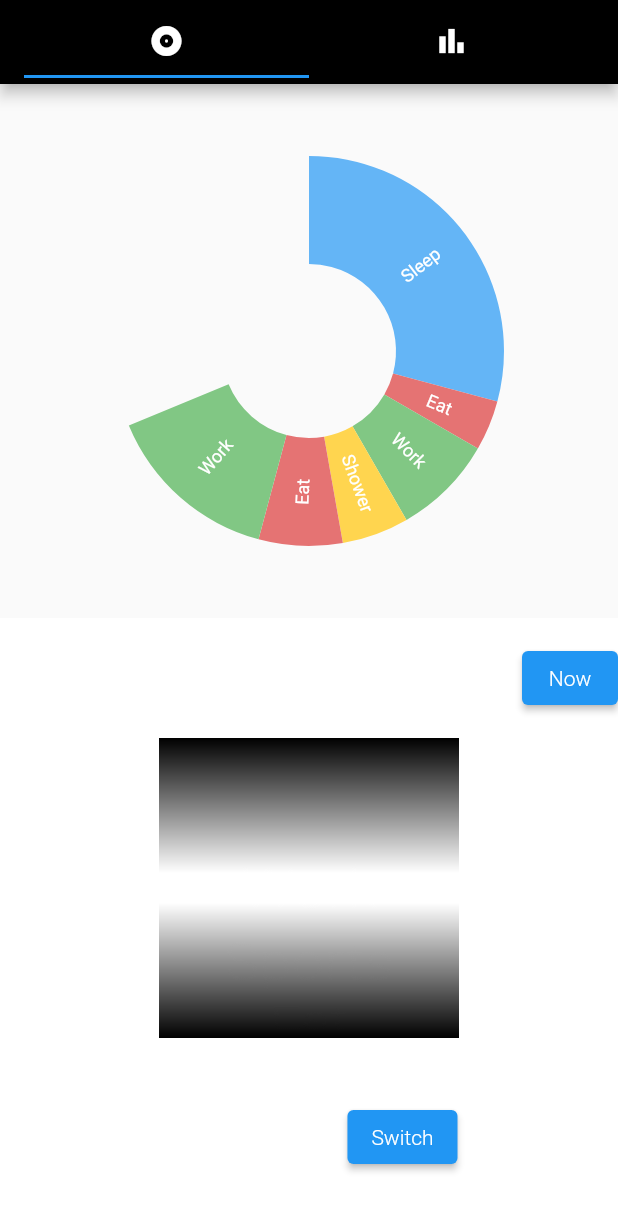
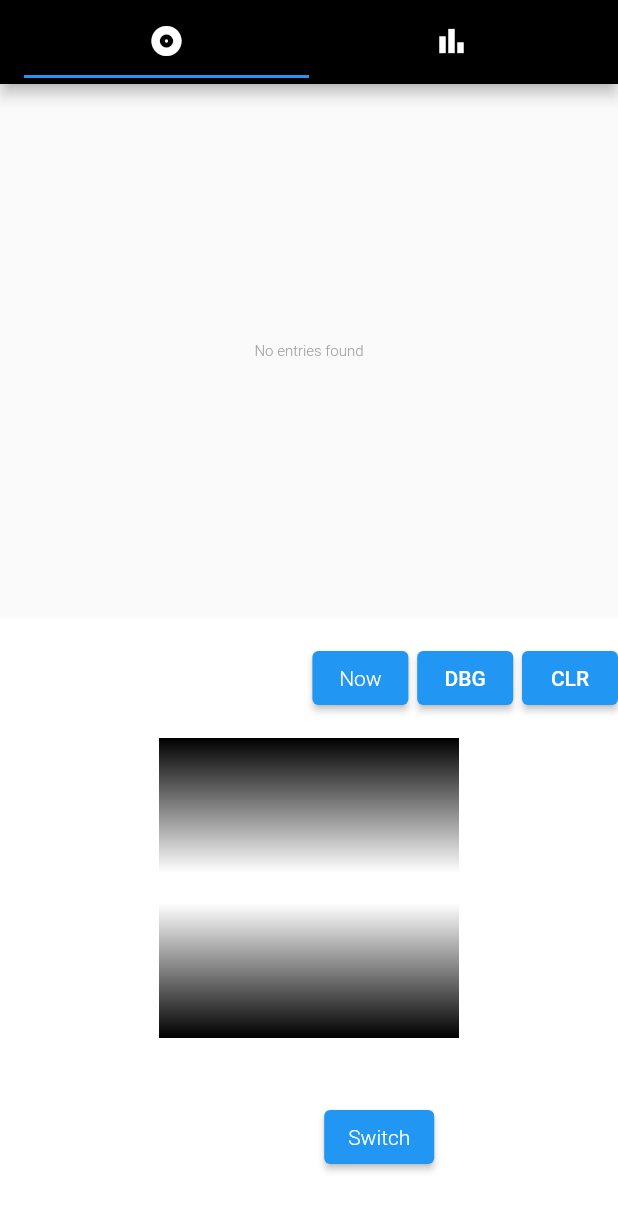
Before and after one commit to coffeecoding/EazyTime, a Flutter app: the screen it shows after launch, on a phone screen of 412 x 824 dp. Shown: the top 1211 px of the screen. Run offline on Flutter 3.47's test engine with Material 2 defaults, Android fonts, the phone set to English and light mode, and no system bars; our stand-ins replace charts_flutter.

```diff
--- a/lib/main.dart
+++ b/lib/main.dart
@@ -34,7 +34,7 @@ class MyHomePage extends StatefulWidget {
   final String title;
 
   @override
-  _MyHomePageState createState() => _MyHomePageState.withSampleData();
+  _MyHomePageState createState() => _MyHomePageState();
 }
 
 class _MyHomePageState extends State<MyHomePage> {
@@ -46,8 +46,8 @@ class _MyHomePageState extends State<MyHomePage> {
     _entries = mysamples.SampleData.getSampleEntries();
   }
 
-  int _hour = 12;
-  int _minute = 34;
+  int _hour = 0;
+  int _minute = 0;
   TextEditingController _textController = TextEditingController();
   int _selectedActivityIndex = 0;
   PageController _pageController = PageController(initialPage: 1);
@@ -136,12 +136,10 @@ class _MyHomePageState extends State<MyHomePage> {
                         children: [
                           Container(
                             height: 80,
+                            padding: EdgeInsets.symmetric(horizontal: 8.0),
                             child: buildStartTime(context),
                           ),
-                          Padding(
-                            padding:
-                                const EdgeInsets.symmetric(horizontal: 10.0),
-                            child: TextButton(
+                          TextButton(
                               child: Text('Set', style: ButtonTextStyle()),
                               onPressed: () async {
                                 TimeOfDay? picked = await showTimePicker(
@@ -152,7 +150,6 @@ class _MyHomePageState extends State<MyHomePage> {
                                 _minute = picked.minute;
                                 setState(() {});
                               }),
-                          ),
                           ElevatedButton(
                               onPressed: () {
                                 TimeOfDay time = TimeOfDay.now();
@@ -160,7 +157,18 @@ class _MyHomePageState extends State<MyHomePage> {
                                 _minute = time.minute;
                                 setState(() {});
                               },
-                              child: Text('Now', style: ButtonTextStyle()))
+                              child: Text('Now', style: ButtonTextStyle())),
+                          ElevatedButton(
+                              onPressed: () {
+                                showDebugInfo(context);
+                              },
+                              child: Text('DBG')),
+                          ElevatedButton(
+                              onPressed: () {
+                                _entries.clear();
+                                setState(() { });
+                              },
+                              child: Text('CLR'))
                         ]),
                     Row(
                       mainAxisAlignment: MainAxisAlignment.spaceEvenly,
@@ -195,7 +203,7 @@ class _MyHomePageState extends State<MyHomePage> {
                         mainAxisAlignment: MainAxisAlignment.center,
                         children: [
                           TextButton(
-                              child: Text('Manage Activities',
+                              child: Text('My Activities',
                                   style: ButtonTextStyle()),
                               onPressed: () => {
                                     Navigator.push(
@@ -218,14 +226,20 @@ class _MyHomePageState extends State<MyHomePage> {
                                   String _selectedActivity =
                                       _activities[_selectedActivityIndex];
                                   // If selected Time is in future alert User
-                                  if (_now.isBefore(_selTime)) {
+                                  String _info = '';
+                                  if (_now.isBefore(_selTime))
+                                    _info = 'Start time lies in the future!';
+                                  else if (_entries.isEmpty && _selTime.isAfter(TimeOfDay(hour: 0, minute: 0)))
+                                    _info = 'First entry needs to start at 00:00!';
+                                  else if (_entries.isNotEmpty && _selTime.isAfter(_entries.last.end!))
+                                    _info = 'Start time can\'t be after the end of the last entry!';
+                                  if (_info.isNotEmpty) {
                                     showDialog(
                                         context: context,
                                         builder: (BuildContext context) {
                                           return AlertDialog(
                                             title: Text('Info'),
-                                            content: Text(
-                                                'Selected time lies in the future!'),
+                                            content: Text(_info),
                                             actions: [
                                               ElevatedButton(
                                                   onPressed: () {
@@ -241,22 +255,39 @@ class _MyHomePageState extends State<MyHomePage> {
                                   // Check if selected Time is within a different entry
                                   int _idx = isWithinPreviousEntry(_selTime);
                                   if (_idx >= 0) {
-                                    // adjust entries accordingly, i.e. split the one its in
-                                    _entries[_idx].end = _selTime;
-                                    // remove all later entries
+                                    Activity _prevEntry = _entries[_idx];
+
+                                    if (_selTime.isSimultaneousTo(_prevEntry.start!)) {
+                                      // and remove all entries
+                                      _entries.clear();
+                                    }
+                                    else {
+                                      // and remove all later entries
+                                      int _entryCount = _entries.length;
                                       for (int i = _idx + 1;
-                                        i < _entries.length;
-                                        i++) _entries.removeAt(i);
+                                      i < _entryCount;
+                                      i++) _entries.removeAt(_idx +1);
+                                      // If the previous entry is the same as the selected one ...
+                                      if (_prevEntry.name == _activities[_selectedActivityIndex]) {
+                                        // ... adjust its end time to now
+                                        _prevEntry.end = _now;
+                                        setState(() {});
+                                        return;
+                                      } else {
+                                        // Otherwise, set its end time to the selected time
+                                        _prevEntry.end = _selTime;
                                       }
-                                  if (_entries.isNotEmpty) {
+                                    }
+                                  }
                                   Activity _current = _entries.last;
-
+                                  if (_selTime.isSimultaneousTo(_now)) {
                                     // update current activity
                                     int _lastEntryActivityIndex =
                                         _activities.indexOf(_current.name);
                                     if (_lastEntryActivityIndex ==
                                         _selectedActivityIndex) {
                                       _current.end = TimeOfDay.now();
+                                      setState(() {});
                                       return;
                                     }
                                   }
@@ -267,7 +298,6 @@ class _MyHomePageState extends State<MyHomePage> {
                                   _new.start = _selTime;
                                   _new.end = _now;
                                   _entries.add(_new);
-
                                   setState(() {});
                                 },
                                 child:
@@ -361,7 +391,7 @@ class _MyHomePageState extends State<MyHomePage> {
 
   int isWithinPreviousEntry(TimeOfDay time) {
     if (_entries.isEmpty) return -1;
-    for (int i = 0; i < _entries.length; i++) {
+    for (int i = 0; i < _entries.length-1; i++) {
       if (_entries[i].end!.isAfter(time)) return i;
     }
     return -1;
@@ -443,7 +473,7 @@ class _MyHomePageState extends State<MyHomePage> {
       mainAxisAlignment: MainAxisAlignment.center,
       children: [
         Text('Start Time', style: SmallSpacedTextStyle()),
-        Text('$_hour : $_minute', style: PrimaryTextStyle())
+        Text('${_hour.toString().padLeft(2, '0')} : ${_minute.toString().padLeft(2, '0')}', style: PrimaryTextStyle())
       ],
     );
   }
```
Lines whose indentation alone changed are shown as unchanged.
